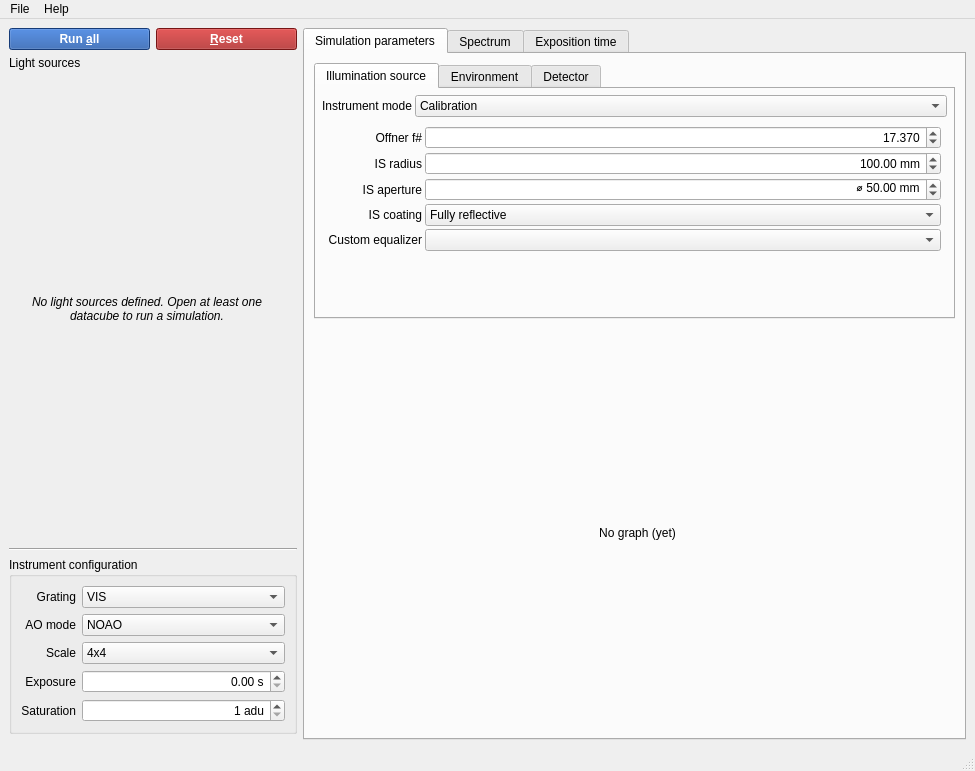
Above: simui/simui.ui from HARMONI-CAB/radiosim before the change. Below: the same form after it.
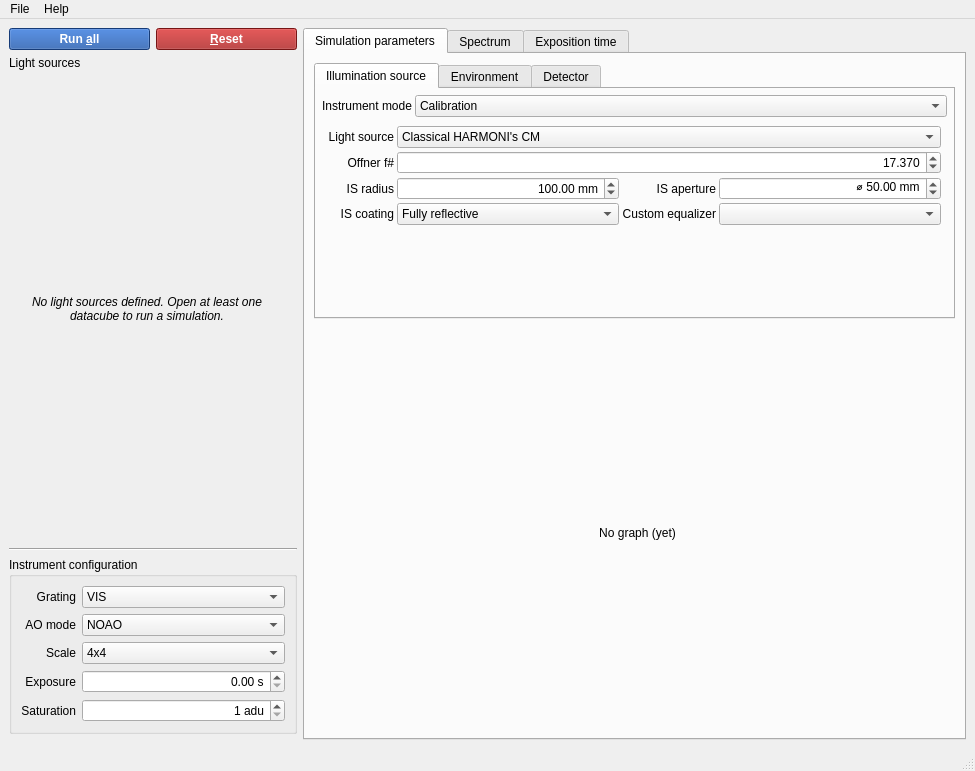
That is the form after the change. The open tabs and pages were chosen to show the change.

Commit message: WIP: Allow definition of cal sources

What changed in the file:
```diff
--- a/simui/simui.ui
+++ b/simui/simui.ui
@@ -318,16 +318,7 @@
                    <property name="spacing">
                     <number>3</number>
                    </property>
-                   <item row="3" column="1">
-                    <widget class="QComboBox" name="isCoatingCombo">
-                     <item>
-                      <property name="text">
-                       <string>Fully reflective</string>
-                      </property>
-                     </item>
-                    </widget>
-                   </item>
-                   <item row="2" column="0">
+                   <item row="2" column="2">
                     <widget class="QLabel" name="label_15">
                      <property name="text">
                       <string>IS aperture</string>
@@ -337,20 +328,26 @@
                      </property>
                     </widget>
                    </item>
-                   <item row="5" column="1">
-                    <spacer name="verticalSpacer_2">
-                     <property name="orientation">
-                      <enum>Qt::Vertical</enum>
+                   <item row="2" column="1">
+                    <widget class="QDoubleSpinBox" name="isRadiusSpin">
+                     <property name="alignment">
+                      <set>Qt::AlignRight|Qt::AlignTrailing|Qt::AlignVCenter</set>
                      </property>
-                     <property name="sizeHint" stdset="0">
-                      <size>
-                       <width>20</width>
-                       <height>1</height>
-                      </size>
+                     <property name="suffix">
+                      <string> mm</string>
                      </property>
-                    </spacer>
+                     <property name="minimum">
+                      <double>1.000000000000000</double>
+                     </property>
+                     <property name="maximum">
+                      <double>200.000000000000000</double>
+                     </property>
+                     <property name="value">
+                      <double>100.000000000000000</double>
+                     </property>
+                    </widget>
                    </item>
-                   <item row="1" column="0">
+                   <item row="2" column="0">
                     <widget class="QLabel" name="label_14">
                      <property name="text">
                       <string>IS radius</string>
@@ -360,7 +357,42 @@
                      </property>
                     </widget>
                    </item>
-                   <item row="3" column="0">
+                   <item row="0" column="0">
+                    <widget class="QLabel" name="label_39">
+                     <property name="text">
+                      <string>Light source</string>
+                     </property>
+                     <property name="alignment">
+                      <set>Qt::AlignRight|Qt::AlignTrailing|Qt::AlignVCenter</set>
+                     </property>
+                    </widget>
+                   </item>
+                   <item row="1" column="0">
+                    <widget class="QLabel" name="label_8">
+                     <property name="text">
+                      <string>Offner f#</string>
+                     </property>
+                     <property name="alignment">
+                      <set>Qt::AlignRight|Qt::AlignTrailing|Qt::AlignVCenter</set>
+                     </property>
+                    </widget>
+                   </item>
+                   <item row="4" column="1">
+                    <widget class="QComboBox" name="isCoatingCombo">
+                     <property name="sizePolicy">
+                      <sizepolicy hsizetype="Expanding" vsizetype="Fixed">
+                       <horstretch>0</horstretch>
+                       <verstretch>0</verstretch>
+                      </sizepolicy>
+                     </property>
+                     <item>
+                      <property name="text">
+                       <string>Fully reflective</string>
+                      </property>
+                     </item>
+                    </widget>
+                   </item>
+                   <item row="4" column="0">
                     <widget class="QLabel" name="label_10">
                      <property name="text">
                       <string>IS coating</string>
@@ -370,26 +402,20 @@
                      </property>
                     </widget>
                    </item>
-                   <item row="1" column="1">
-                    <widget class="QDoubleSpinBox" name="isRadiusSpin">
-                     <property name="alignment">
-                      <set>Qt::AlignRight|Qt::AlignTrailing|Qt::AlignVCenter</set>
+                   <item row="6" column="1">
+                    <spacer name="verticalSpacer_2">
+                     <property name="orientation">
+                      <enum>Qt::Vertical</enum>
                      </property>
-                     <property name="suffix">
-                      <string> mm</string>
+                     <property name="sizeHint" stdset="0">
+                      <size>
+                       <width>20</width>
+                       <height>1</height>
+                      </size>
                      </property>
-                     <property name="minimum">
-                      <double>1.000000000000000</double>
-                     </property>
-                     <property name="maximum">
-                      <double>200.000000000000000</double>
-                     </property>
-                     <property name="value">
-                      <double>100.000000000000000</double>
-                     </property>
-                    </widget>
+                    </spacer>
                    </item>
-                   <item row="2" column="1">
+                   <item row="2" column="3">
                     <widget class="QDoubleSpinBox" name="isApertureDiamSpin">
                      <property name="alignment">
                       <set>Qt::AlignRight|Qt::AlignTrailing|Qt::AlignVCenter</set>
@@ -411,7 +437,7 @@
                      </property>
                     </widget>
                    </item>
-                   <item row="0" column="1">
+                   <item row="1" column="1" colspan="3">
                     <widget class="QDoubleSpinBox" name="fNSpin">
                      <property name="sizePolicy">
                       <sizepolicy hsizetype="Expanding" vsizetype="Fixed">
@@ -430,17 +456,21 @@
                      </property>
                     </widget>
                    </item>
-                   <item row="0" column="0">
-                    <widget class="QLabel" name="label_8">
-                     <property name="text">
-                      <string>Offner f#</string>
-                     </property>
-                     <property name="alignment">
-                      <set>Qt::AlignRight|Qt::AlignTrailing|Qt::AlignVCenter</set>
-                     </property>
+                   <item row="0" column="1" colspan="3">
+                    <widget class="QComboBox" name="calSourceCombo">
+                     <item>
+                      <property name="text">
+                       <string>Classical HARMONI's CM</string>
+                      </property>
+                     </item>
+                     <item>
+                      <property name="text">
+                       <string>MICADO Sources</string>
+                      </property>
+                     </item>
                     </widget>
                    </item>
-                   <item row="4" column="0">
+                   <item row="4" column="2">
                     <widget class="QLabel" name="label_16">
                      <property name="text">
                       <string>Custom equalizer</string>
@@ -450,8 +480,15 @@
                      </property>
                     </widget>
                    </item>
-                   <item row="4" column="1">
-                    <widget class="QComboBox" name="customEqCombo"/>
+                   <item row="4" column="3">
+                    <widget class="QComboBox" name="customEqCombo">
+                     <property name="sizePolicy">
+                      <sizepolicy hsizetype="Expanding" vsizetype="Fixed">
+                       <horstretch>0</horstretch>
+                       <verstretch>0</verstretch>
+                      </sizepolicy>
+                     </property>
+                    </widget>
                    </item>
                   </layout>
                  </widget>
```
Left out of the diff: 212 changed lines with no effect on the pictures. The commit also changes 4 other files.
